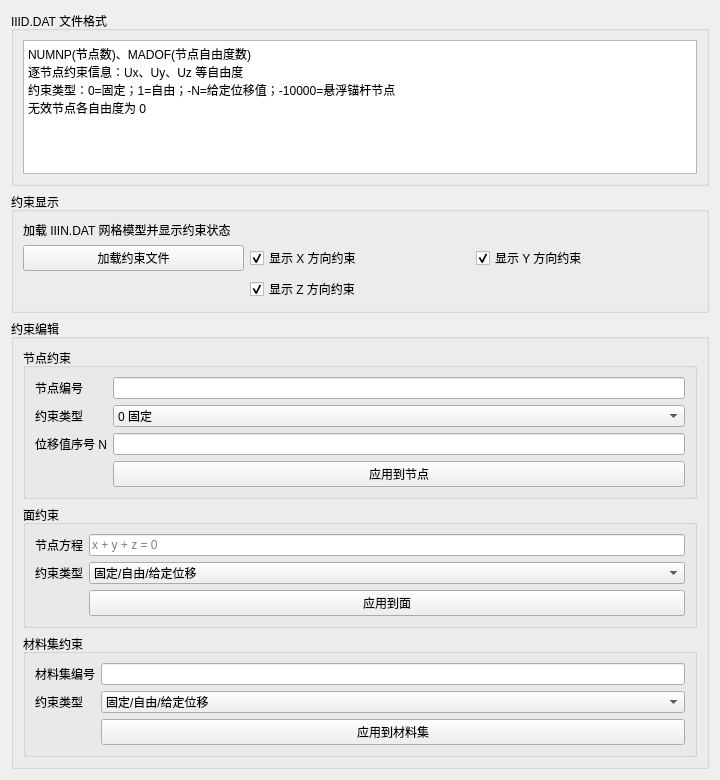
The window that plugins/Base_PhysicalField/ConstraintSettingWidget.ui (asd977/base_cae) describes before a commit, drawn with Qt 5.
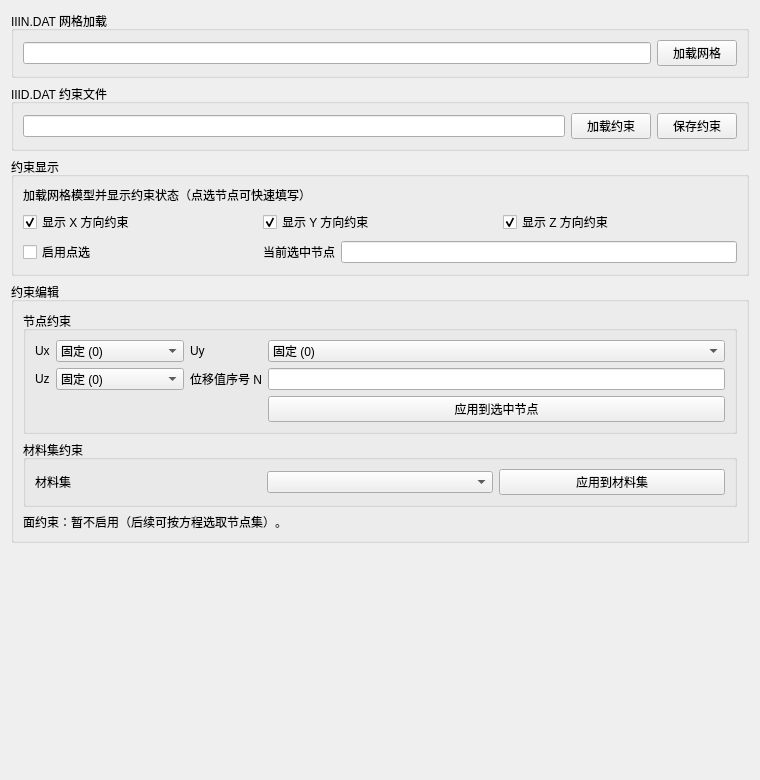
The same window after the commit.

Commit message: Integrate constraint/load picking with mesh display

```diff
--- a/plugins/Base_PhysicalField/ConstraintSettingWidget.ui
+++ b/plugins/Base_PhysicalField/ConstraintSettingWidget.ui
@@ -6,7 +6,7 @@
    <rect>
     <x>0</x>
     <y>0</y>
-    <width>720</width>
+    <width>760</width>
     <height>780</height>
    </rect>
   </property>
@@ -17,19 +17,42 @@
    <item>
     <widget class="QGroupBox" name="groupBoxFormat">
      <property name="title">
-      <string>IIID.DAT 文件格式</string>
+      <string>IIIN.DAT 网格加载</string>
      </property>
-     <layout class="QVBoxLayout" name="verticalLayoutFormat">
+     <layout class="QHBoxLayout" name="horizontalLayoutMesh">
       <item>
-       <widget class="QTextEdit" name="textEditFormat">
-        <property name="readOnly">
-         <bool>true</bool>
+       <widget class="QLineEdit" name="lineEditMeshFile"/>
+      </item>
+      <item>
+       <widget class="QPushButton" name="buttonLoadMesh">
+        <property name="text">
+         <string>加载网格</string>
         </property>
-        <property name="plainText">
-         <string>NUMNP(节点数)、MADOF(节点自由度数)
-逐节点约束信息：Ux、Uy、Uz 等自由度
-约束类型：0=固定；1=自由；-N=给定位移值；-10000=悬浮锚杆节点
-无效节点各自由度为 0</string>
+       </widget>
+      </item>
+     </layout>
+    </widget>
+   </item>
+   <item>
+    <widget class="QGroupBox" name="groupBoxConstraintFile">
+     <property name="title">
+      <string>IIID.DAT 约束文件</string>
+     </property>
+     <layout class="QHBoxLayout" name="horizontalLayoutConstraintFile">
+      <item>
+       <widget class="QLineEdit" name="lineEditConstraintFile"/>
+      </item>
+      <item>
+       <widget class="QPushButton" name="buttonLoadConstraint">
+        <property name="text">
+         <string>加载约束</string>
+        </property>
+       </widget>
+      </item>
+      <item>
+       <widget class="QPushButton" name="buttonSaveConstraint">
+        <property name="text">
+         <string>保存约束</string>
         </property>
        </widget>
       </item>
@@ -45,18 +68,11 @@
       <item row="0" column="0" colspan="3">
        <widget class="QLabel" name="labelDisplayHint">
         <property name="text">
-         <string>加载 IIIN.DAT 网格模型并显示约束状态</string>
+         <string>加载网格模型并显示约束状态（点选节点可快速填写）</string>
         </property>
        </widget>
       </item>
       <item row="1" column="0">
-       <widget class="QPushButton" name="buttonLoadConstraint">
-        <property name="text">
-         <string>加载约束文件</string>
-        </property>
-       </widget>
-      </item>
-      <item row="1" column="1">
        <widget class="QCheckBox" name="checkShowUx">
         <property name="text">
          <string>显示 X 方向约束</string>
@@ -66,7 +82,7 @@
         </property>
        </widget>
       </item>
-      <item row="1" column="2">
+      <item row="1" column="1">
        <widget class="QCheckBox" name="checkShowUy">
         <property name="text">
          <string>显示 Y 方向约束</string>
@@ -76,7 +92,7 @@
         </property>
        </widget>
       </item>
-      <item row="2" column="1">
+      <item row="1" column="2">
        <widget class="QCheckBox" name="checkShowUz">
         <property name="text">
          <string>显示 Z 方向约束</string>
@@ -86,6 +102,27 @@
         </property>
        </widget>
       </item>
+      <item row="2" column="0">
+       <widget class="QCheckBox" name="checkEnablePicking">
+        <property name="text">
+         <string>启用点选</string>
+        </property>
+       </widget>
+      </item>
+      <item row="2" column="1" colspan="2">
+       <layout class="QHBoxLayout" name="horizontalLayoutSelectedNode">
+        <item>
+         <widget class="QLabel" name="labelSelectedNode">
+          <property name="text">
+           <string>当前选中节点</string>
+          </property>
+         </widget>
+        </item>
+        <item>
+         <widget class="QLineEdit" name="lineEditSelectedNode"/>
+        </item>
+       </layout>
+      </item>
      </layout>
     </widget>
    </item>
@@ -100,29 +137,105 @@
         <property name="title">
          <string>节点约束</string>
         </property>
-        <layout class="QFormLayout" name="formLayoutNode">
+        <layout class="QGridLayout" name="gridLayoutNode">
          <item row="0" column="0">
-          <widget class="QLabel" name="labelNodeId">
+          <widget class="QLabel" name="labelUx">
            <property name="text">
-            <string>节点编号</string>
+            <string>Ux</string>
            </property>
           </widget>
          </item>
          <item row="0" column="1">
-          <widget class="QLineEdit" name="lineEditNodeId"/>
+          <widget class="QComboBox" name="comboUx">
+           <item>
+            <property name="text">
+             <string>固定 (0)</string>
+            </property>
+            <property name="userData">
+             <number>0</number>
+            </property>
+           </item>
+           <item>
+            <property name="text">
+             <string>自由 (1)</string>
+            </property>
+            <property name="userData">
+             <number>1</number>
+            </property>
+           </item>
+           <item>
+            <property name="text">
+             <string>给定位移 (-N)</string>
+            </property>
+            <property name="userData">
+             <number>-1</number>
+            </property>
+           </item>
+           <item>
+            <property name="text">
+             <string>悬浮锚杆 (-10000)</string>
+            </property>
+            <property name="userData">
+             <number>-10000</number>
+            </property>
+           </item>
+          </widget>
+         </item>
+         <item row="0" column="2">
+          <widget class="QLabel" name="labelUy">
+           <property name="text">
+            <string>Uy</string>
+           </property>
+          </widget>
+         </item>
+         <item row="0" column="3">
+          <widget class="QComboBox" name="comboUy">
+           <item>
+            <property name="text">
+             <string>固定 (0)</string>
+            </property>
+            <property name="userData">
+             <number>0</number>
+            </property>
+           </item>
+           <item>
+            <property name="text">
+             <string>自由 (1)</string>
+            </property>
+            <property name="userData">
+             <number>1</number>
+            </property>
+           </item>
+           <item>
+            <property name="text">
+             <string>给定位移 (-N)</string>
+            </property>
+            <property name="userData">
+             <number>-1</number>
+            </property>
+           </item>
+           <item>
+            <property name="text">
+             <string>悬浮锚杆 (-10000)</string>
+            </property>
+            <property name="userData">
+             <number>-10000</number>
+            </property>
+           </item>
+          </widget>
          </item>
          <item row="1" column="0">
-          <widget class="QLabel" name="labelNodeType">
+          <widget class="QLabel" name="labelUz">
            <property name="text">
-            <string>约束类型</string>
+            <string>Uz</string>
            </property>
           </widget>
          </item>
          <item row="1" column="1">
-          <widget class="QComboBox" name="comboNodeType">
+          <widget class="QComboBox" name="comboUz">
            <item>
             <property name="text">
-             <string>0 固定</string>
+             <string>固定 (0)</string>
             </property>
            </item>
            <item>
@@ -142,66 +255,20 @@
            </item>
           </widget>
          </item>
-         <item row="2" column="0">
-          <widget class="QLabel" name="labelNodeValueIndex">
+         <item row="1" column="2">
+          <widget class="QLabel" name="labelGivenIndex">
            <property name="text">
             <string>位移值序号 N</string>
            </property>
           </widget>
          </item>
-         <item row="2" column="1">
-          <widget class="QLineEdit" name="lineEditNodeValueIndex"/>
+         <item row="1" column="3">
+          <widget class="QLineEdit" name="lineEditGivenIndex"/>
          </item>
-         <item row="3" column="1">
+         <item row="2" column="3">
           <widget class="QPushButton" name="buttonApplyNode">
            <property name="text">
-            <string>应用到节点</string>
-           </property>
-          </widget>
-         </item>
-        </layout>
-       </widget>
-      </item>
-      <item>
-       <widget class="QGroupBox" name="groupBoxFace">
-        <property name="title">
-         <string>面约束</string>
-        </property>
-        <layout class="QFormLayout" name="formLayoutFace">
-         <item row="0" column="0">
-          <widget class="QLabel" name="labelFaceExpression">
-           <property name="text">
-            <string>节点方程</string>
-           </property>
-          </widget>
-         </item>
-         <item row="0" column="1">
-          <widget class="QLineEdit" name="lineEditFaceExpression">
-           <property name="placeholderText">
-            <string>x + y + z = 0</string>
-           </property>
-          </widget>
-         </item>
-         <item row="1" column="0">
-          <widget class="QLabel" name="labelFaceType">
-           <property name="text">
-            <string>约束类型</string>
-           </property>
-          </widget>
-         </item>
-         <item row="1" column="1">
-          <widget class="QComboBox" name="comboFaceType">
-           <item>
-            <property name="text">
-             <string>固定/自由/给定位移</string>
-            </property>
-           </item>
-          </widget>
-         </item>
-         <item row="2" column="1">
-          <widget class="QPushButton" name="buttonApplyFace">
-           <property name="text">
-            <string>应用到面</string>
+            <string>应用到选中节点</string>
            </property>
           </widget>
          </item>
@@ -213,34 +280,18 @@
         <property name="title">
          <string>材料集约束</string>
         </property>
-        <layout class="QFormLayout" name="formLayoutMaterial">
-         <item row="0" column="0">
-          <widget class="QLabel" name="labelMaterialId">
+        <layout class="QHBoxLayout" name="horizontalLayoutMaterial">
+         <item>
+          <widget class="QLabel" name="labelMaterialSet">
            <property name="text">
-            <string>材料集编号</string>
+            <string>材料集</string>
            </property>
           </widget>
          </item>
-         <item row="0" column="1">
-          <widget class="QLineEdit" name="lineEditMaterialId"/>
+         <item>
+          <widget class="QComboBox" name="comboMaterialSet"/>
          </item>
-         <item row="1" column="0">
-          <widget class="QLabel" name="labelMaterialType">
-           <property name="text">
-            <string>约束类型</string>
-           </property>
-          </widget>
-         </item>
-         <item row="1" column="1">
-          <widget class="QComboBox" name="comboMaterialType">
-           <item>
-            <property name="text">
-             <string>固定/自由/给定位移</string>
-            </property>
-           </item>
-          </widget>
-         </item>
-         <item row="2" column="1">
+         <item>
           <widget class="QPushButton" name="buttonApplyMaterial">
            <property name="text">
             <string>应用到材料集</string>
@@ -250,6 +301,13 @@
         </layout>
        </widget>
       </item>
+      <item>
+       <widget class="QLabel" name="labelFacePlaceholder">
+        <property name="text">
+         <string>面约束：暂不启用（后续可按方程选取节点集）。</string>
+        </property>
+       </widget>
+      </item>
      </layout>
     </widget>
    </item>
```
Left out of the diff: 20 changed lines with no effect on the pictures. The commit also changes 8 other files.
